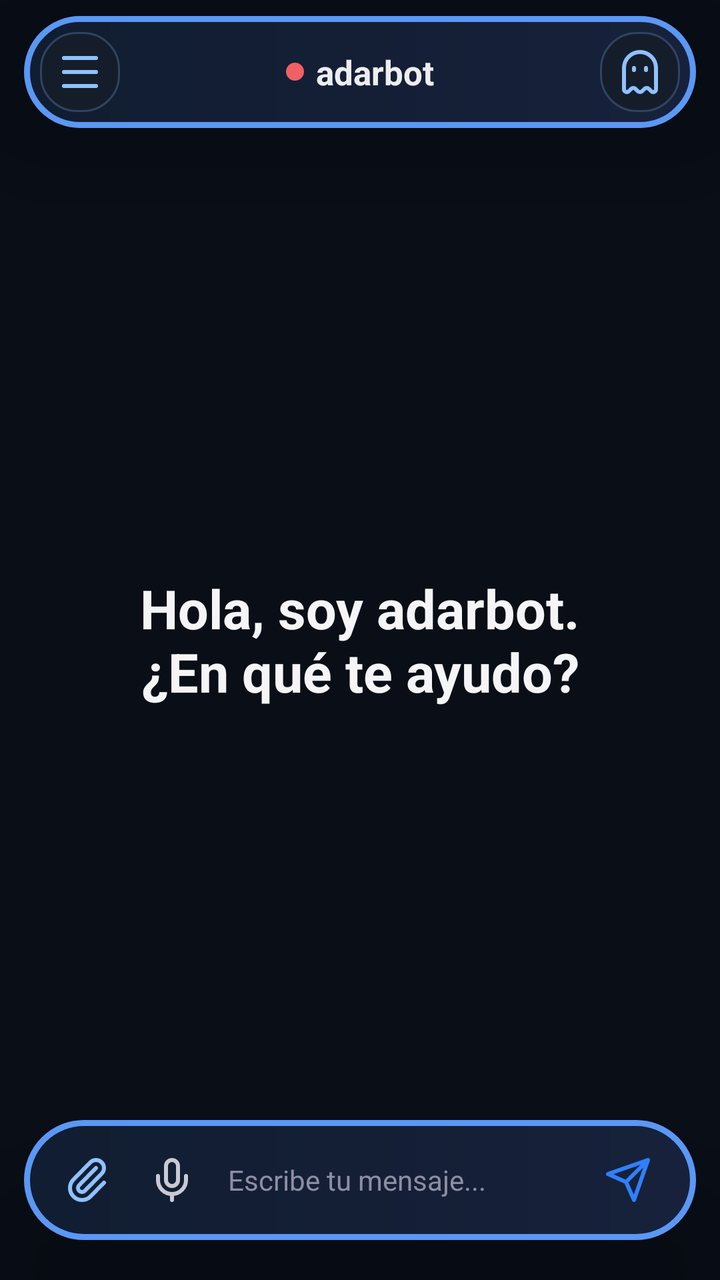
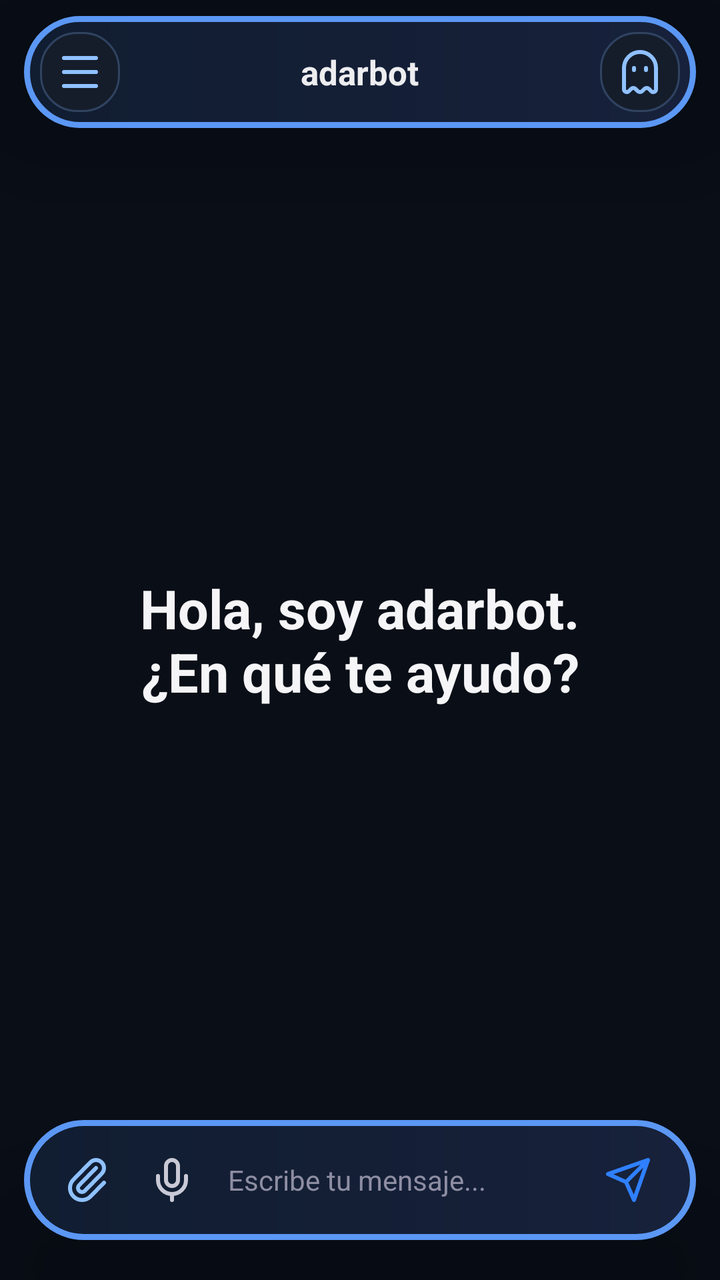

Before-and-after screenshots of an Android layout around one commit, followed by the original layout XML and the change that was made.
<!-- AndroidManifest.xml: activity theme Theme.NemotronVoiceIME -->
<!-- res/layout/activity_chat.xml -->
<?xml version="1.0" encoding="utf-8"?>
<FrameLayout xmlns:android="http://schemas.android.com/apk/res/android"
    android:layout_width="match_parent"
    android:layout_height="match_parent"
    android:background="#090E17">

    <LinearLayout
        android:layout_width="match_parent"
        android:layout_height="match_parent"
        android:orientation="vertical">

    <FrameLayout
        android:layout_width="match_parent"
        android:layout_height="0dp"
        android:layout_weight="1">
        <androidx.recyclerview.widget.RecyclerView
            android:id="@+id/recyclerMessages"
            android:layout_width="match_parent"
            android:layout_height="match_parent"
            android:scrollbars="none"
            android:clipToPadding="false"
            android:paddingTop="92dp"
            android:paddingBottom="112dp" />
        <TextView
            android:id="@+id/welcomeView"
            android:layout_width="match_parent"
            android:layout_height="wrap_content"
            android:layout_gravity="center"
            android:gravity="center"
            android:text="Hola, soy adarbot.\n¿En qué te ayudo?"
            android:textColor="#F5F5F7"
            android:textSize="27sp"
            android:textStyle="bold" />
    </FrameLayout>

    </LinearLayout>

    
    <FrameLayout
        android:layout_width="match_parent"
        android:layout_height="56dp"
        android:layout_gravity="top|center_horizontal"
        android:layout_marginLeft="12dp"
        android:layout_marginTop="8dp"
        android:layout_marginRight="12dp"
        android:background="@drawable/bg_float_bar"
        android:foreground="@null"
        android:elevation="24dp"
        android:translationZ="8dp"
        android:paddingLeft="8dp"
        android:paddingTop="4dp"
        android:paddingRight="8dp"
        android:paddingBottom="4dp">
        <LinearLayout
            android:layout_width="wrap_content"
            android:layout_height="40dp"
            android:layout_gravity="start|center_vertical"
            android:gravity="center_vertical">
            <ImageButton
                android:id="@+id/btnMenuChat"
                android:layout_width="40dp"
                android:layout_height="40dp"
                android:layout_marginRight="6dp"
                android:background="@drawable/bg_chip"
                android:contentDescription="Abrir menú de chats"
                android:padding="8dp"
                android:src="@drawable/ic_menu"
                android:tint="#8FC1FF" />
            <ImageButton
                android:id="@+id/btnBack"
                android:layout_width="40dp"
                android:layout_height="40dp"
                android:background="?attr/selectableItemBackgroundBorderless"
                android:contentDescription="Volver"
                android:padding="8dp"
                android:src="@drawable/ic_back"
                android:tint="#EDEDF0"
                android:visibility="gone" />
        </LinearLayout>
        <LinearLayout
            android:layout_width="wrap_content"
            android:layout_height="match_parent"
            android:layout_gravity="center"
            android:gravity="center"
            android:orientation="horizontal">
            <View
                android:id="@+id/connectionDot"
                android:layout_width="9dp"
                android:layout_height="9dp"
                android:layout_marginRight="6dp"
                android:background="@drawable/bg_connection_offline" />
            <TextView
                android:id="@+id/convTitle"
                android:layout_width="wrap_content"
                android:layout_height="match_parent"
                android:ellipsize="end"
                android:gravity="center"
                android:maxWidth="230dp"
                android:maxLines="1"
                android:text="adarbot"
                android:textColor="#EDEDF0"
                android:textSize="17sp"
                android:textStyle="bold" />
        </LinearLayout>
        <LinearLayout
            android:layout_width="wrap_content"
            android:layout_height="40dp"
            android:layout_gravity="end|center_vertical"
            android:gravity="center_vertical">
            <ImageButton
                android:id="@+id/btnIncognitoHome"
                android:layout_width="40dp"
                android:layout_height="40dp"
                android:layout_marginLeft="4dp"
                android:background="@drawable/bg_chip"
                android:contentDescription="Nuevo chat incógnito"
                android:padding="9dp"
                android:src="@drawable/ic_ghost"
                android:tint="#8FC1FF" />
            <ImageButton
                android:id="@+id/btnDelete"
                android:layout_width="40dp"
                android:layout_height="40dp"
                android:layout_marginLeft="4dp"
                android:background="@drawable/bg_chip"
                android:contentDescription="Eliminar conversacion"
                android:padding="10dp"
                android:src="@drawable/ic_trash"
                android:tint="#8FC1FF"
                android:visibility="gone" />
        </LinearLayout>
    </FrameLayout>

    <FrameLayout
        android:id="@+id/chatAttachmentPreview"
        android:layout_width="match_parent"
        android:layout_height="96dp"
        android:layout_gravity="bottom|center_horizontal"
        android:layout_marginLeft="22dp"
        android:layout_marginRight="22dp"
        android:layout_marginBottom="112dp"
        android:padding="4dp"
        android:background="@drawable/bg_float_bar"
        android:elevation="24dp"
        android:visibility="gone">
        <ImageView
            android:id="@+id/chatAttachmentImage"
            android:layout_width="match_parent"
            android:layout_height="match_parent"
            android:contentDescription="Vista previa del adjunto"
            android:scaleType="centerCrop" />
        <ImageButton
            android:id="@+id/chatAttachmentRemove"
            android:layout_width="32dp"
            android:layout_height="32dp"
            android:layout_gravity="top|end"
            android:layout_margin="6dp"
            android:background="@drawable/bg_assist_icon"
            android:contentDescription="Quitar adjunto"
            android:padding="7dp"
            android:src="@drawable/ic_close"
            android:tint="#FFFFFF" />
    </FrameLayout>

    
    <LinearLayout
        android:layout_width="match_parent"
        android:layout_height="wrap_content"
        android:layout_gravity="bottom"
        android:layout_marginLeft="12dp"
        android:layout_marginRight="12dp"
        android:layout_marginTop="14dp"
        android:layout_marginBottom="20dp"
        android:background="@drawable/bg_float_bar"
        android:elevation="24dp"
        android:translationZ="8dp"
        android:gravity="end"
        android:orientation="vertical"
        android:paddingLeft="12dp"
        android:paddingTop="8dp"
        android:paddingRight="12dp"
        android:paddingBottom="8dp">

        <TextView
            android:id="@+id/modelChip"
            android:layout_width="wrap_content"
            android:layout_height="wrap_content"
            android:layout_marginRight="4dp"
            android:layout_marginBottom="3dp"
            android:background="@drawable/bg_chip"
            android:paddingLeft="12dp"
            android:paddingTop="5dp"
            android:paddingRight="12dp"
            android:paddingBottom="5dp"
            android:text="DeepSeek"
            android:textColor="#C9C9D6"
            android:textSize="12sp"
            android:visibility="gone" />

        <LinearLayout
            android:layout_width="match_parent"
            android:layout_height="wrap_content"
            android:gravity="center_vertical"
            android:orientation="horizontal">

        <ImageButton
            android:id="@+id/btnAttach"
            android:layout_width="40dp"
            android:layout_height="44dp"
            android:background="@android:color/transparent"
            android:contentDescription="Adjuntar"
            android:padding="9dp"
            android:src="@drawable/ic_attach"
            android:tint="#8FC1FF" />

        <ImageButton
            android:id="@+id/btnMic"
            android:layout_width="44dp"
            android:layout_height="44dp"
            android:background="@android:color/transparent"
            android:contentDescription="Escribir por voz"
            android:padding="10dp"
            android:src="@drawable/ic_mic"
            android:tint="#C9C9D6" />

        <EditText
            android:id="@+id/inputField"
            android:layout_width="0dp"
            android:layout_height="44dp"
            android:layout_weight="1"
            android:layout_marginLeft="0dp"
            android:layout_marginRight="2dp"
            android:background="@android:color/transparent"
            android:hint="Escribe tu mensaje..."
            android:imeOptions="actionSend"
            android:importantForAutofill="no"
            android:inputType="text"
            android:maxLines="1"
            android:paddingLeft="6dp"
            android:paddingRight="6dp"
            android:textColor="#EDEDF0"
            android:textColorHint="#8E8EA3"
            android:textSize="14sp" />

        <FrameLayout
            android:layout_width="44dp"
            android:layout_height="44dp">
            <ImageButton
                android:id="@+id/btnSend"
                android:layout_width="match_parent"
                android:layout_height="match_parent"
                android:background="@android:color/transparent"
                android:contentDescription="Enviar"
                android:padding="10dp"
                android:src="@drawable/ic_send"
                android:tint="#2F80FF" />
        </FrameLayout>
        </LinearLayout>
    </LinearLayout>
</FrameLayout>
<!-- resources referenced by this layout -->
<resources>
  <!-- drawable bg_chip (drawable) -->
  <shape xmlns:android="http://schemas.android.com/apk/res/android"
      android:shape="rectangle">
      <solid android:color="#151D2B" />
      <stroke android:width="1dp" android:color="#304361" />
      <corners android:radius="18dp" />
  </shape>
  <!-- drawable bg_connection_offline (drawable) -->
  <shape xmlns:android="http://schemas.android.com/apk/res/android" android:shape="oval"><solid android:color="#F06065" /></shape>
  <!-- drawable bg_float_bar (drawable) -->
  <shape xmlns:android="http://schemas.android.com/apk/res/android" android:shape="rectangle">
      <gradient android:angle="0" android:startColor="#111D31" android:endColor="#17213B" />
      <stroke android:width="3dp" android:color="#5B97F4" />
      <corners android:radius="36dp" />
  </shape>
  <!-- drawable ic_attach (drawable) -->
  <vector xmlns:android="http://schemas.android.com/apk/res/android" android:width="24dp" android:height="24dp" android:viewportWidth="24" android:viewportHeight="24">
      <path android:fillColor="#00000000" android:strokeColor="#FFFFFFFF" android:strokeWidth="2" android:strokeLineCap="round" android:strokeLineJoin="round" android:pathData="M16,6L7.59,14.59A2,2 0,0 0,10.42,17.42L18.83,8.83A4,4 0,1 0,13.17,3.17L4.79,11.72A6,6 0,1 0,13.28,20.2L20,13.35" />
  </vector>
  <!-- drawable ic_back (drawable) -->
  <vector xmlns:android="http://schemas.android.com/apk/res/android" android:width="24dp" android:height="24dp" android:viewportWidth="24" android:viewportHeight="24">
      <path android:fillColor="#00000000" android:strokeColor="#FFFFFFFF" android:strokeWidth="2" android:strokeLineCap="round" android:strokeLineJoin="round" android:pathData="M12,19L5,12L12,5M19,12L5,12" />
  </vector>
  <!-- drawable ic_close (drawable) -->
  <vector xmlns:android="http://schemas.android.com/apk/res/android" android:width="24dp" android:height="24dp" android:viewportWidth="24" android:viewportHeight="24">
      <path android:fillColor="#00000000" android:strokeColor="#FFFFFFFF" android:strokeWidth="2" android:strokeLineCap="round" android:pathData="M18,6L6,18M6,6L18,18" />
  </vector>
  <!-- drawable ic_menu (drawable) -->
  <vector xmlns:android="http://schemas.android.com/apk/res/android" android:width="24dp" android:height="24dp" android:viewportWidth="24" android:viewportHeight="24">
      <path android:fillColor="#00000000" android:strokeColor="#FFFFFFFF" android:strokeWidth="2" android:strokeLineCap="round" android:pathData="M4,5L20,5M4,12L20,12M4,19L20,19" />
  </vector>
  <!-- drawable ic_mic (drawable) -->
  <vector xmlns:android="http://schemas.android.com/apk/res/android" android:width="24dp" android:height="24dp" android:viewportWidth="24" android:viewportHeight="24">
      <path android:fillColor="#00000000" android:strokeColor="#FFFFFFFF" android:strokeWidth="2" android:strokeLineCap="round" android:strokeLineJoin="round" android:pathData="M12,19L12,22M19,10L19,12A7,7 0,0 1,5,12L5,10M9,5A3,3 0,0 1,15,5L15,12A3,3 0,0 1,9,12Z" />
  </vector>
  <!-- drawable ic_send (drawable) -->
  <vector xmlns:android="http://schemas.android.com/apk/res/android" android:width="24dp" android:height="24dp" android:viewportWidth="24" android:viewportHeight="24">
      <path android:fillColor="#00000000" android:strokeColor="#FFFFFFFF" android:strokeWidth="2" android:strokeLineCap="round" android:strokeLineJoin="round" android:pathData="M22,2L11,13M22,2L15,22L11,13L2,9Z" />
  </vector>
  <style name="Theme.NemotronVoiceIME" parent="Theme.Material3.DayNight.NoActionBar">
          <item name="colorPrimary">@color/accent</item>
          <item name="colorPrimaryVariant">@color/accent_dark</item>
          <item name="colorOnPrimary">@color/text_light</item>
          <item name="android:statusBarColor">@color/bg_primary</item>
      </style>
  <color name="accent">#76B900</color>
  <color name="accent_dark">#5A8C00</color>
  <color name="text_light">#FFFFFF</color>
  <color name="bg_primary">#1A1A2E</color>
  <!-- unchanged entries left out for length: 3 -->
</resources>

<!-- the commit's change to res/layout/activity_chat.xml (unified diff, before → after) -->
@@ -83,12 +83,6 @@
             android:layout_gravity="center"
             android:gravity="center"
             android:orientation="horizontal">
-            <View
-                android:id="@+id/connectionDot"
-                android:layout_width="9dp"
-                android:layout_height="9dp"
-                android:layout_marginRight="6dp"
-                android:background="@drawable/bg_connection_offline" />
             <TextView
                 android:id="@+id/convTitle"
                 android:layout_width="wrap_content"
<!-- resource entries referenced after the edit -->
@@ -7,8 +7,6 @@
       <stroke android:width="1dp" android:color="#304361" />
       <corners android:radius="18dp" />
   </shape>
-  <!-- drawable bg_connection_offline (drawable) -->
-  <shape xmlns:android="http://schemas.android.com/apk/res/android" android:shape="oval"><solid android:color="#F06065" /></shape>
   <!-- drawable bg_float_bar (drawable) -->
   <shape xmlns:android="http://schemas.android.com/apk/res/android" android:shape="rectangle">
       <gradient android:angle="0" android:startColor="#111D31" android:endColor="#17213B" />
